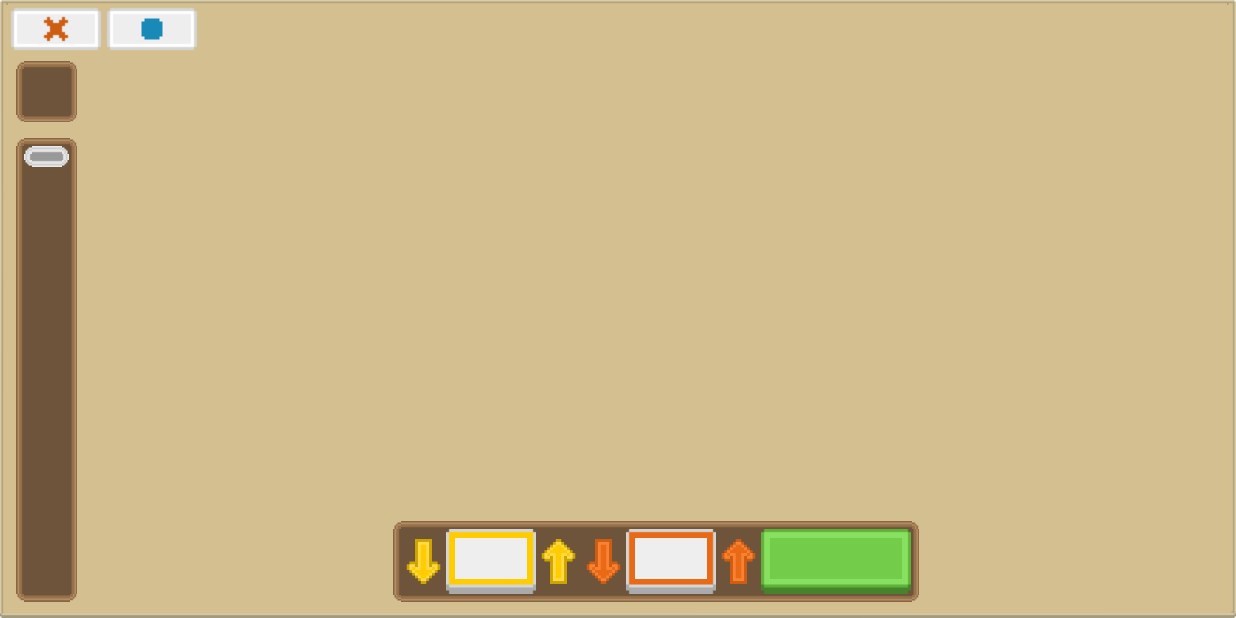
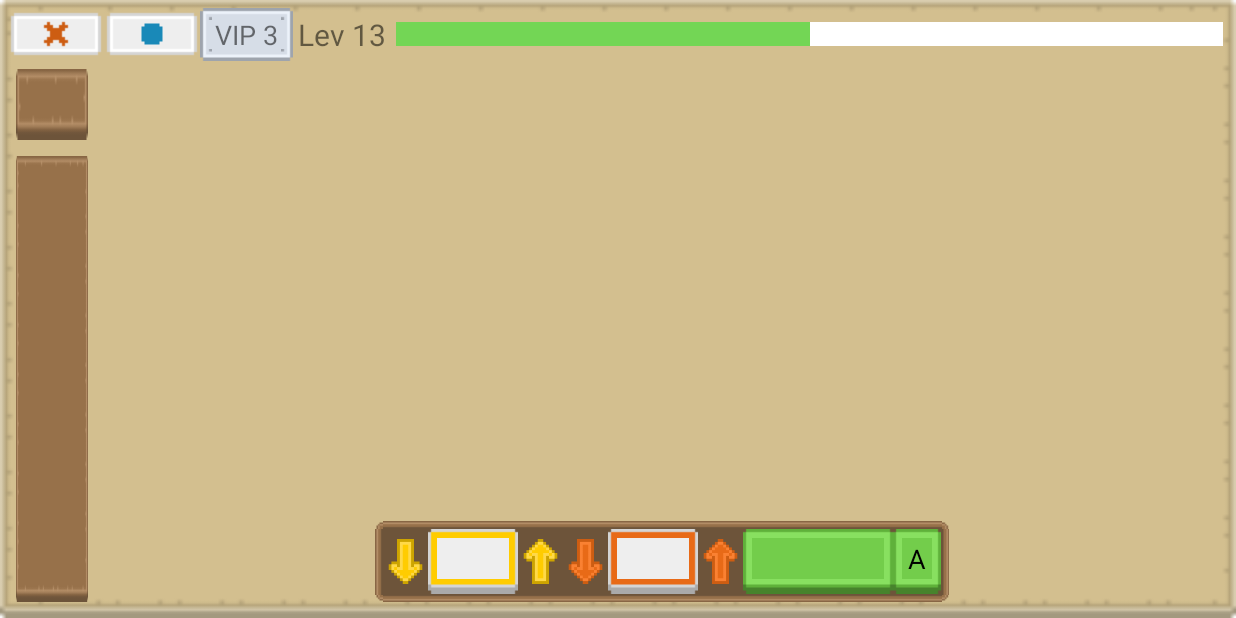
Before and after one commit to JakeSteam/BlacksmithSlots, an Android app: the SlotActivity screen opened directly, with no data from a screen before it, on a phone screen of 824 x 412 dp (held sideways). Run offline under Robolectric (Android 15) with nearby library versions, the phone set to English and light mode, and no system bars; libraries missing offline, so code that uses them is left out: com.orm, com.orm.query; 2 statements that could not run were skipped.

Commit message:
Added backgrounds, first draft of top bar

```diff
--- a/app/src/main/java/uk/co/jakelee/blacksmithslots/helper/DatabaseHelper.java
+++ b/app/src/main/java/uk/co/jakelee/blacksmithslots/helper/DatabaseHelper.java
@@ -33,7 +33,7 @@ public class DatabaseHelper {
         Reward.saveInTx(rewards);
 
         List<Slot> slots = new ArrayList<>();
-            slots.add(new Slot(Constants.SLOT_BRONZE_CRAFTING, 1, 1, 2, 5, 1, 5, Constants.SLOTS_4_MAX_ROUTES, Constants.RES_BRONZE_ORE, 3, Enums.Type.Crafting, Enums.Tier.Bronze));
+            slots.add(new Slot(Constants.SLOT_BRONZE_CRAFTING, 1, 1, 2, 5, 1, 5, Constants.SLOTS_4_MAX_ROUTES, Constants.RES_BRONZE_ORE, 4, Enums.Type.Crafting, Enums.Tier.Bronze));
         Slot.saveInTx(slots);
 
         List<Statistic> statistics = new ArrayList<>();
--- a/app/src/main/java/uk/co/jakelee/blacksmithslots/helper/SlotHelper.java
+++ b/app/src/main/java/uk/co/jakelee/blacksmithslots/helper/SlotHelper.java
@@ -86,7 +86,7 @@ public class SlotHelper {
             routeIndicator.setId(activity.getResources().getIdentifier("route_" + i, "id", activity.getPackageName()));
             routeIndicator.setImageResource(routeResource);
             if (i <= slot.getCurrentRows()) {
-                routeIndicator.setColorFilter(ContextCompat.getColor(activity, R.color.routeActive), PorterDuff.Mode.MULTIPLY);
+                routeIndicator.setColorFilter(ContextCompat.getColor(activity, R.color.blue), PorterDuff.Mode.MULTIPLY);
             }
             container.addView(routeIndicator, params);
         }
@@ -194,7 +194,7 @@ public class SlotHelper {
                 // Bring winning route to front. +1 due to bottom bar
                 ImageView routeImage = (ImageView)activity.findViewById(activity.getResources().getIdentifier("route_" + (i + 1), "id", activity.getPackageName()));
                 if (routeImage != null) {
-                    routeImage.setColorFilter(ContextCompat.getColor(activity, R.color.routeWinning), PorterDuff.Mode.MULTIPLY);
+                    routeImage.setColorFilter(ContextCompat.getColor(activity, R.color.green), PorterDuff.Mode.MULTIPLY);
                     routeImage.bringToFront();
                 }
             }
@@ -291,7 +291,7 @@ public class SlotHelper {
             ImageView routeImage = (ImageView)activity.findViewById(activity.getResources().getIdentifier("route_" + (i), "id", activity.getPackageName()));
             if (routeImage != null) {
                 if (i <= slot.getCurrentRows()) {
-                    routeImage.setColorFilter(ContextCompat.getColor(activity, R.color.routeActive), PorterDuff.Mode.MULTIPLY);
+                    routeImage.setColorFilter(ContextCompat.getColor(activity, R.color.blue), PorterDuff.Mode.MULTIPLY);
                 } else {
                     routeImage.clearColorFilter();
                 }
--- /dev/null
+++ b/app/src/main/res/drawable/custom_progress_bar.xml
@@ -0,0 +1,17 @@
+<?xml version="1.0" encoding="utf-8"?>
+<layer-list xmlns:android="http://schemas.android.com/apk/res/android">
+    <item android:id="@android:id/background">
+        <shape>
+            <solid android:color="@color/white" />
+        </shape>
+    </item>
+
+    <item android:id="@android:id/progress">
+        <clip>
+            <shape>
+                <solid android:color="@color/green" />
+            </shape>
+        </clip>
+    </item>
+
+</layer-list>
--- a/app/src/main/res/layout/activity_slot.xml
+++ b/app/src/main/res/layout/activity_slot.xml
@@ -7,12 +7,14 @@
     android:layout_height="match_parent"
     android:layout_width="match_parent"
     tools:context="uk.co.jakelee.blacksmithslots.main.SlotActivity"
-    android:background="@drawable/square_tan">
+    android:padding="5dp"
+    android:background="@drawable/background_main">
 
     <LinearLayout
         android:id="@+id/topBar"
         android:layout_width="match_parent"
         android:layout_height="wrap_content"
+        android:gravity="center_vertical"
         android:orientation="horizontal">
         <ImageView
             android:layout_width="wrap_content"
@@ -23,6 +25,33 @@
             android:layout_width="wrap_content"
             android:layout_height="wrap_content"
             android:src="@drawable/info"/>
+        <TextView
+            android:id="@+id/vipLevel"
+            android:layout_width="wrap_content"
+            android:layout_height="wrap_content"
+            android:text="VIP 3"
+            android:textSize="18sp"
+            android:background="@drawable/box_metal"
+            android:paddingTop="5dp"
+            android:paddingBottom="5dp"
+            android:paddingLeft="10dp"
+            android:paddingRight="10dp"/>
+        <TextView
+            android:id="@+id/currentLevel"
+            android:layout_width="wrap_content"
+            android:layout_height="wrap_content"
+            android:text="Lev 13"
+            android:textSize="20sp"
+            android:layout_margin="3dp"/>
+        <ProgressBar
+            android:id="@+id/currentLevelProgress"
+            style="?android:attr/progressBarStyleHorizontal"
+            android:layout_width="match_parent"
+            android:layout_height="wrap_content"
+            android:indeterminate="false"
+            android:progress="50"
+            android:progressDrawable="@drawable/custom_progress_bar"
+            android:padding="3dp"/>
     </LinearLayout>
 
     <LinearLayout
@@ -36,28 +65,33 @@
             android:layout_height="wrap_content"
             android:orientation="horizontal"
             android:layout_margin="5dp"
-            android:background="@drawable/background_brown">
+            android:background="@drawable/background_resource"
+            android:paddingTop="7dp"
+            android:paddingLeft="7dp"
+            android:paddingRight="7dp"
+            android:paddingBottom="10dp">
             <ImageView
                 android:id="@+id/resourceImage"
                 android:layout_width="30dp"
-                android:layout_height="30dp" />
+                android:layout_height="30dp"
+                android:padding="2dp"/>
             <TextView
                 android:id="@+id/resourceInfo"
                 android:layout_width="wrap_content"
                 android:layout_height="wrap_content"
-                android:textSize="20sp"/>
+                android:textSize="18sp"/>
         </LinearLayout>
         <ScrollView
             android:layout_width="match_parent"
             android:layout_height="match_parent"
             android:layout_margin="5dp"
-            android:background="@drawable/background_brown">
+            android:background="@drawable/background_inventory"
+            android:padding="7dp">
             <TableLayout
                 android:id="@+id/inventoryDisplay"
                 android:layout_width="match_parent"
                 android:layout_height="wrap_content"
-                android:shrinkColumns="0"
-                android:background="@drawable/background_white"/>
+                android:shrinkColumns="0"/>
         </ScrollView>
     </LinearLayout>
 
@@ -113,6 +147,12 @@
                 android:background="@drawable/box_filled_green"
                 android:onClick="spin"
                 style="@style/SlotText"/>
+            <TextView
+                android:id="@+id/autospinButton"
+                android:layout_width="wrap_content"
+                android:background="@drawable/box_filled_green"
+                android:text="A"
+                style="@style/SlotText"/>
         </LinearLayout>
         <LinearLayout
             android:id="@+id/slotContainer"
--- a/app/src/main/res/layout/custom_resource_info.xml
+++ b/app/src/main/res/layout/custom_resource_info.xml
@@ -7,11 +7,12 @@
     <ImageView
         android:id="@+id/itemImage"
         android:layout_width="30dp"
-        android:layout_height="30dp" />
+        android:layout_height="30dp"
+        android:padding="2dp"/>
 
     <TextView
         android:id="@+id/itemInfo"
         android:layout_width="wrap_content"
         android:layout_height="wrap_content"
-        android:textSize="20sp" />
+        android:textSize="18sp" />
 </TableRow>
--- a/app/src/main/res/values/colors.xml
+++ b/app/src/main/res/values/colors.xml
@@ -7,6 +7,6 @@
     <color name="white">#FFFFFF</color>
     <color name="black">#000000</color>
 
-    <color name="routeActive">#3630d3</color>
-    <color name="routeWinning">#73d655</color>
+    <color name="blue">#3630d3</color>
+    <color name="green">#73d655</color>
 </resources>
```
Also changed, not shown: app/src/main/res/drawable/background_inventory.png (added), app/src/main/res/drawable/background_main.png (added), app/src/main/res/drawable/background_resource.png (added), app/src/main/res/drawable/box_metal.9.png (added).
